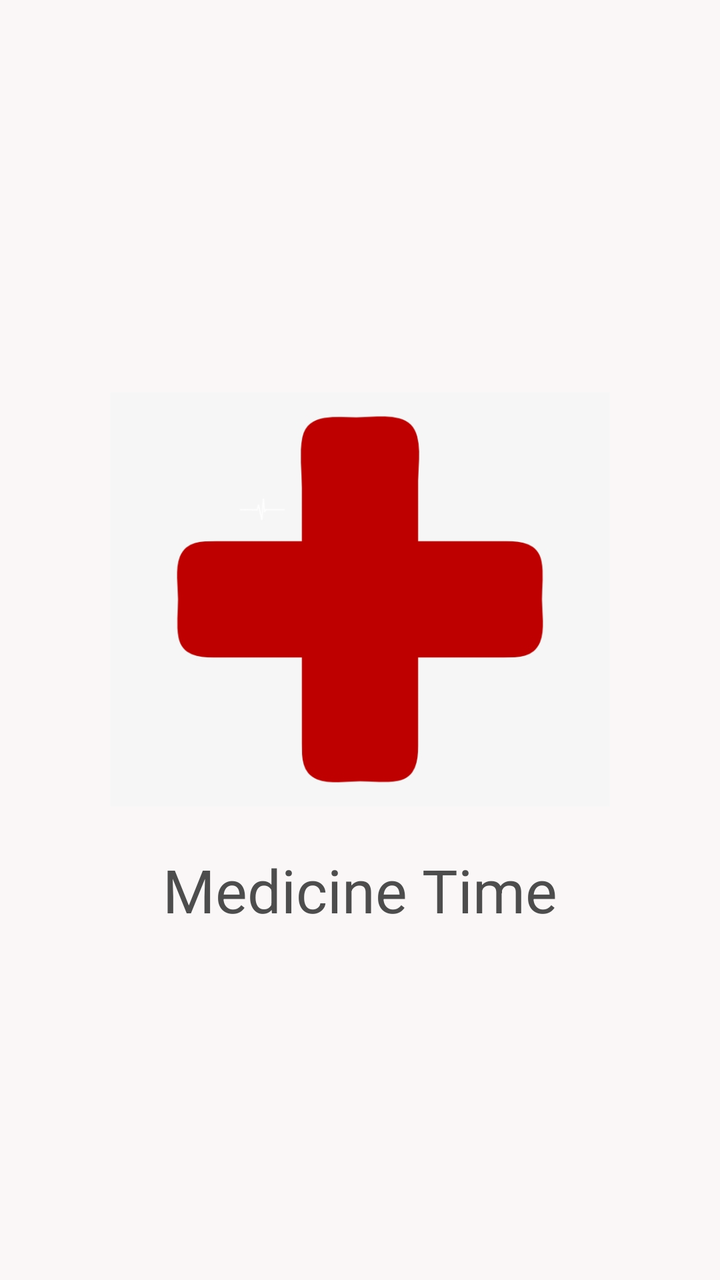
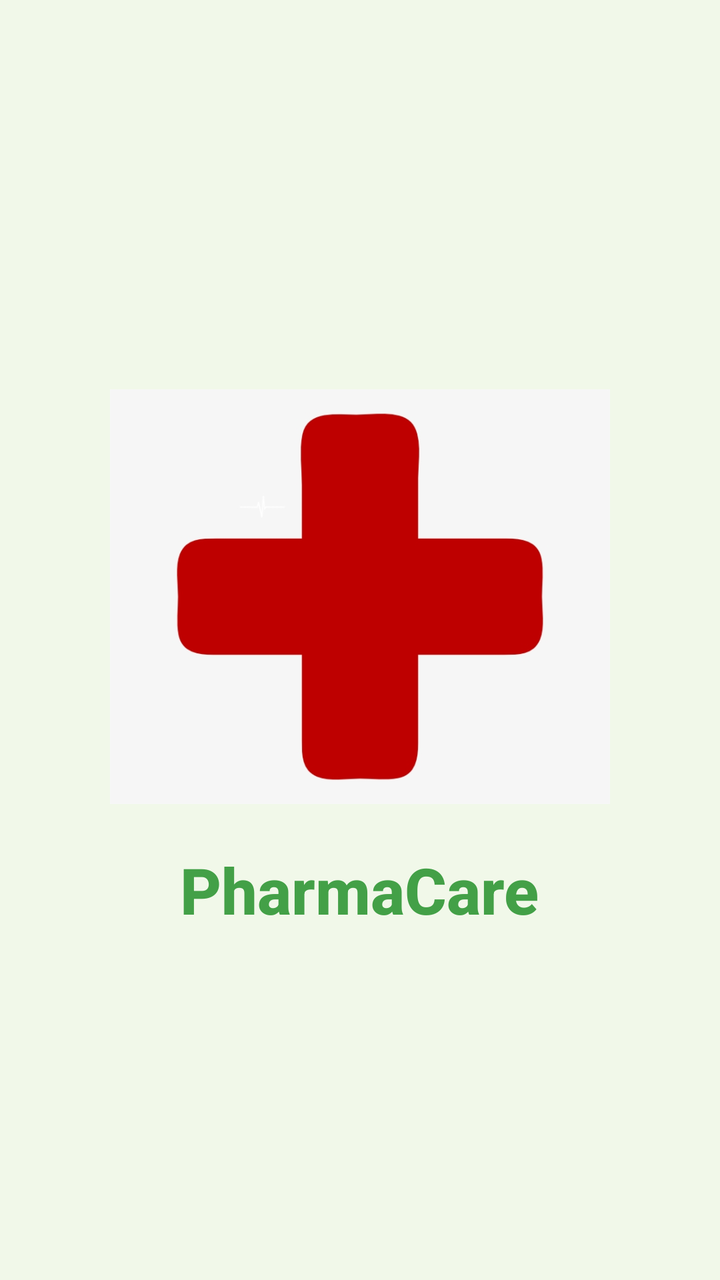

Screens rendered from an Android XML layout before and after an edit, with the pre-edit source and the edit as a unified diff.
<!-- AndroidManifest.xml: application theme AppTheme.NoActionBar -->
<!-- res/layout/splashfile.xml -->
<?xml version="1.0" encoding="utf-8"?>
<RelativeLayout xmlns:android="http://schemas.android.com/apk/res/android"
    android:layout_width="match_parent"
    android:layout_height="match_parent"
    android:gravity="center"
    android:background="@color/splashBackground">

    <ImageView
        android:id="@+id/logo_id"
        android:layout_width="250dp"
        android:layout_height="250dp"
        android:layout_centerInParent="true"
        android:src="@drawable/logo"/>

    <TextView
        android:layout_width="wrap_content"
        android:layout_height="wrap_content"
        android:layout_below="@+id/logo_id"
        android:layout_centerHorizontal="true"
        android:text="Medicine Time"
        android:textSize="30dp"
        android:textColor="@color/color_light_grey"/>

</RelativeLayout>
<!-- resources referenced by this layout -->
<resources>
  <color name="color_light_grey">#4d4d4d</color>
  <color name="splashBackground">#FAF7F7</color>
  <!-- drawable logo: png bitmap (drawable, 31804 bytes) -->
  <style name="AppTheme.NoActionBar">
          <item name="windowActionBar">false</item>
          <item name="windowNoTitle">true</item>
      </style>
</resources>

<!-- the commit's change to res/layout/splashfile.xml (unified diff, before → after) -->
@@ -17,8 +17,10 @@
         android:layout_height="wrap_content"
         android:layout_below="@+id/logo_id"
         android:layout_centerHorizontal="true"
-        android:text="Medicine Time"
-        android:textSize="30dp"
-        android:textColor="@color/color_light_grey"/>
+        android:text="@string/app_name"
+        android:textSize="32sp"
+        android:textStyle="bold"
+        android:fontFamily="sans-serif-medium"
+        android:textColor="@color/colorPrimaryDark"/>
 
 </RelativeLayout>
<!-- resource entries referenced after the edit -->
@@ -1,11 +1,14 @@
 <!-- resources referenced by this layout -->
 <resources>
-  <color name="color_light_grey">#4d4d4d</color>
-  <color name="splashBackground">#FAF7F7</color>
+  <color name="colorPrimaryDark">#43A047</color>
+  <color name="splashBackground">#F1F8E9</color>
   <!-- drawable logo: png bitmap (drawable, 31804 bytes) -->
+  <string name="app_name">PharmaCare</string>
   <style name="AppTheme.NoActionBar">
           <item name="windowActionBar">false</item>
           <item name="windowNoTitle">true</item>
+          <item name="android:windowBackground">@color/windowBackground</item>
       </style>
+  <color name="windowBackground">#F1F8E9</color>
 </resources>
 
